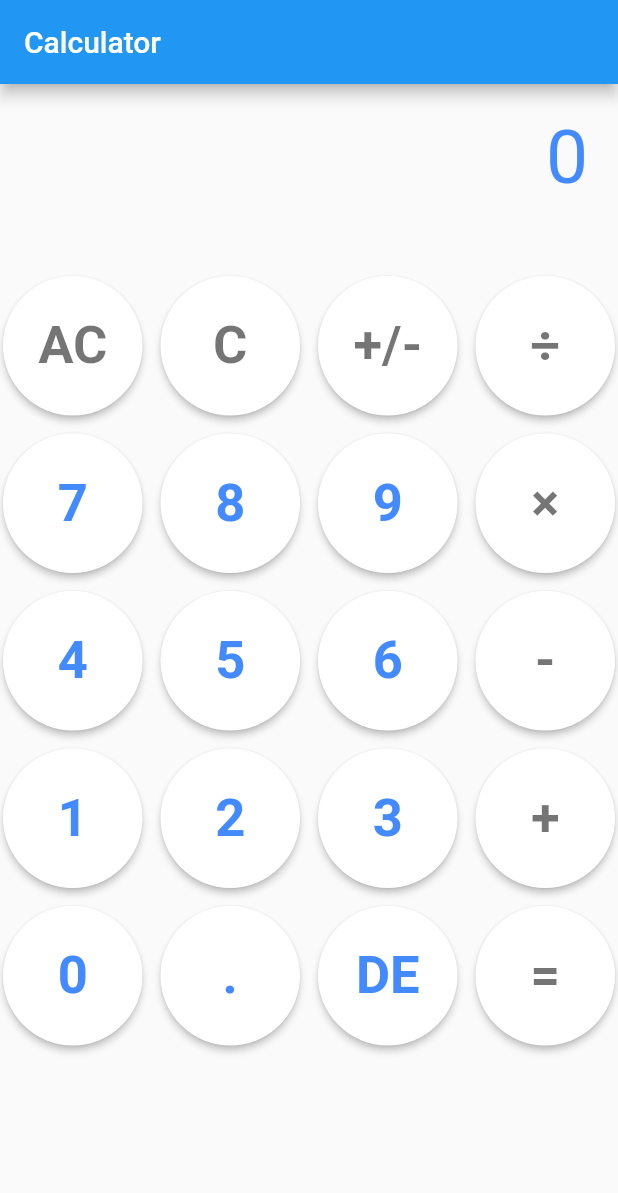
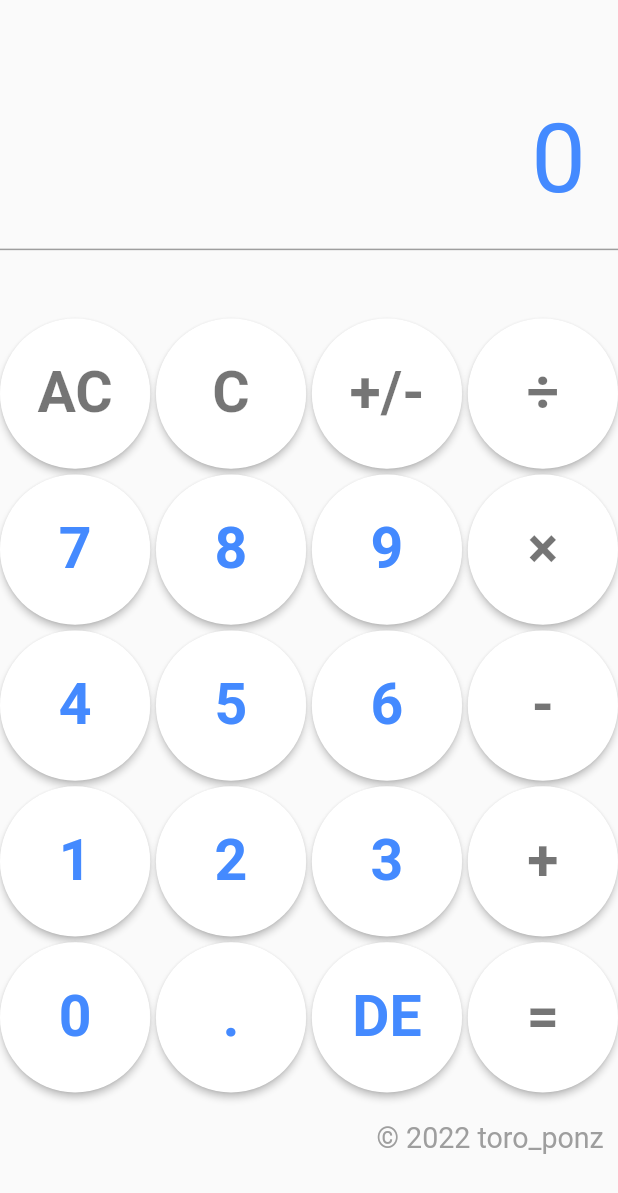
Before and after one commit to toro-ponz/flutter-calculator, a Flutter app: the screen it shows after launch, on a phone screen of 412 x 824 dp. Shown: the top 1193 px of the screen. Run offline on Flutter 3.47's test engine with Material 2 defaults, Android fonts, the light colour scheme and no system bars; our stand-ins replace flutter_screenutil; missing offline and left inert: window_size.

Commit message:
Implements responsive ui.

```diff
--- a/lib/app.dart
+++ b/lib/app.dart
@@ -1,17 +1,36 @@
 import 'package:calculator/pages/home_page.dart';
 import 'package:flutter/material.dart';
+import 'package:flutter_screenutil/flutter_screenutil.dart';
 
 class CalculatorApp extends StatelessWidget {
   const CalculatorApp({super.key});
 
   @override
   Widget build(BuildContext context) {
-    return MaterialApp(
-      title: 'Calculator',
-      theme: ThemeData(
-        primarySwatch: Colors.blue,
-      ),
-      home: const HomePage(title: 'Calculator'),
+    builder(context, child) => MaterialApp(
+          title: 'Calculator',
+          builder: (_, child) {
+            return Container(
+              color: const Color(0xFFFAFAFA),
+              child: Center(
+                child: AspectRatio(
+                  aspectRatio: 9 / 16,
+                  child: child,
+                ),
+              ),
+            );
+          },
+          theme: ThemeData(
+            primarySwatch: Colors.blue,
+          ),
+          home: const HomePage(title: 'Calculator'),
+        );
+
+    return ScreenUtilInit(
+      designSize: const Size(1080, 1920),
+      minTextAdapt: true,
+      splitScreenMode: true,
+      builder: builder,
     );
   }
 }
--- a/lib/components/accent_text_button_tile.dart
+++ b/lib/components/accent_text_button_tile.dart
@@ -5,16 +5,24 @@ class AccentTextButtonTile extends StatelessWidget {
   final Color color = Colors.blueAccent;
 
   final String title;
+  final double? fontSize;
   final VoidCallback? onPressed;
 
-  const AccentTextButtonTile({super.key, required this.title, this.onPressed});
+  const AccentTextButtonTile({
+    super.key,
+    required this.title,
+    this.fontSize,
+    this.onPressed,
+  });
 
   @override
   Widget build(BuildContext context) {
     return GridTextTile(
-        title: title,
-        color: color,
-        onPressed: onPressed,
-        key: Key('tile-$title'));
+      title: title,
+      color: color,
+      fontSize: fontSize,
+      onPressed: onPressed,
+      key: Key('tile-$title'),
+    );
   }
 }
--- a/lib/components/grid_text_tile.dart
+++ b/lib/components/grid_text_tile.dart
@@ -3,15 +3,20 @@ import 'package:flutter/material.dart';
 class GridTextTile extends StatelessWidget {
   final String title;
   final Color color;
+  final double? fontSize;
   final VoidCallback? onPressed;
 
-  const GridTextTile(
-      {super.key, required this.title, required this.color, this.onPressed});
+  const GridTextTile({
+    super.key,
+    required this.title,
+    required this.color,
+    this.fontSize,
+    this.onPressed,
+  });
 
   @override
   Widget build(BuildContext context) {
     return Container(
-        margin: const EdgeInsets.all(2.0),
       alignment: Alignment.center,
       child: GridTile(
         child: RawMaterialButton(
@@ -20,14 +25,17 @@ class GridTextTile extends StatelessWidget {
           onPressed: onPressed ?? () {},
           elevation: 2.0,
           fillColor: Colors.white,
-            padding: const EdgeInsets.all(18.0),
           shape: const CircleBorder(),
           child: Text(
             title,
             style: TextStyle(
-                  fontSize: 35, color: color, fontWeight: FontWeight.bold),
+              fontSize: fontSize,
+              color: color,
+              fontWeight: FontWeight.bold,
             ),
           ),
-        ));
+        ),
+      ),
+    );
   }
 }
--- a/lib/components/scrollable_horizontal_text.dart
+++ b/lib/components/scrollable_horizontal_text.dart
@@ -1,34 +1,48 @@
+import 'dart:ui';
+
 import 'package:flutter/material.dart';
 
 class ScrollableHorizontalText extends StatelessWidget {
   final String title;
   final Color color;
   final double? fontSize;
-  final double? paddingSize;
+  final double? horizontalPadding;
   final bool? reverse;
 
-  const ScrollableHorizontalText(
-      {super.key,
-      required this.title,
-      required this.color,
-      this.fontSize,
-      this.paddingSize,
-      this.reverse});
+  const ScrollableHorizontalText({
+    super.key,
+    required this.title,
+    required this.color,
+    this.fontSize,
+    this.horizontalPadding,
+    this.reverse,
+  });
 
   @override
   Widget build(BuildContext context) {
     return Container(
-      alignment: Alignment.topRight,
-      margin: EdgeInsets.symmetric(vertical: paddingSize ?? 0.0),
-      child: SingleChildScrollView(
+      alignment: Alignment.centerRight,
+      child: ScrollConfiguration(
+        behavior: _ScrollBehavior(),
+        child: SingleChildScrollView(
           scrollDirection: Axis.horizontal,
           reverse: reverse ?? false,
-          padding: EdgeInsets.symmetric(horizontal: paddingSize ?? 0.0),
+          padding: EdgeInsets.symmetric(horizontal: horizontalPadding ?? 0.0),
           child: Text(
             title,
             textAlign: TextAlign.right,
             style: TextStyle(fontSize: fontSize, color: color),
-          )),
+          ),
+        ),
+      ),
     );
   }
 }
+
+class _ScrollBehavior extends MaterialScrollBehavior {
+  @override
+  Set<PointerDeviceKind> get dragDevices => {
+        PointerDeviceKind.touch,
+        PointerDeviceKind.mouse,
+      };
+}
--- a/lib/components/week_text_button_tile.dart
+++ b/lib/components/week_text_button_tile.dart
@@ -5,16 +5,24 @@ class WeekTextButtonTile extends StatelessWidget {
   final Color color = Colors.black54;
 
   final String title;
+  final double? fontSize;
   final VoidCallback? onPressed;
 
-  const WeekTextButtonTile({super.key, required this.title, this.onPressed});
+  const WeekTextButtonTile({
+    super.key,
+    required this.title,
+    this.fontSize,
+    this.onPressed,
+  });
 
   @override
   Widget build(BuildContext context) {
     return GridTextTile(
-        title: title,
-        color: color,
-        onPressed: onPressed,
-        key: Key('tile-$title'));
+      title: title,
+      color: color,
+      fontSize: fontSize,
+      onPressed: onPressed,
+      key: Key('tile-$title'),
+    );
   }
 }
--- a/lib/main.dart
+++ b/lib/main.dart
@@ -8,8 +8,7 @@ void main() {
   WidgetsFlutterBinding.ensureInitialized();
 
   if (Platform.isWindows) {
-    setWindowMinSize(const Size(540, 960));
-    setWindowMaxSize(const Size(540, 960));
+    setWindowMinSize(const Size(405, 720));
   }
 
   runApp(const CalculatorApp());
--- a/lib/states/calculator_state.dart
+++ b/lib/states/calculator_state.dart
@@ -1,9 +1,11 @@
+import 'dart:math';
+
 import 'package:calculator/components/accent_text_button_tile.dart';
 import 'package:calculator/components/scrollable_horizontal_text.dart';
 import 'package:calculator/components/week_text_button_tile.dart';
 import 'package:calculator/pages/home_page.dart';
 import 'package:flutter/material.dart';
-import 'dart:math';
+import 'package:flutter_screenutil/flutter_screenutil.dart';
 
 class CalculatorState extends State<HomePage> {
   static const plusOperator = '+';
@@ -124,7 +126,7 @@ class CalculatorState extends State<HomePage> {
     });
   }
 
-  double _roundDouble(double value, int places){
+  double _roundDouble(double value, int places) {
     num mod = pow(10.0, places);
     return ((value * mod).round().toDouble() / mod);
   }
@@ -205,113 +207,187 @@ class CalculatorState extends State<HomePage> {
 
   @override
   Widget build(BuildContext context) {
+    ScreenUtil.init(
+      context,
+      designSize: const Size(1080, 1920),
+      minTextAdapt: true,
+    );
+
     return Scaffold(
-      appBar: AppBar(
-        title: Text(widget.title),
-      ),
-      body: SingleChildScrollView(
-        child: Column(
+      body: Column(
         mainAxisAlignment: MainAxisAlignment.start,
         crossAxisAlignment: CrossAxisAlignment.stretch,
         children: <Widget>[
-            ScrollableHorizontalText(
+          Expanded(
+            child: ScrollableHorizontalText(
               title: _displayText,
               color: Colors.blueAccent,
-              fontSize: 50,
-              paddingSize: 20.0,
+              fontSize: 170.sp,
+              horizontalPadding: 50.h,
               reverse: true,
             ),
-            ScrollableHorizontalText(
+          ),
+          const Divider(
+            height: 1,
+            thickness: 1,
+            color: Colors.grey,
+          ),
+          Container(
+            margin: EdgeInsets.symmetric(vertical: 15.h),
+            child: ScrollableHorizontalText(
               title: _message,
               color: Colors.redAccent,
-                paddingSize: 2.0,
-                fontSize: 20),
+              fontSize: 50.sp,
+              horizontalPadding: 25.w,
+            ),
+          ),
           GridView.count(
+            padding: EdgeInsets.symmetric(vertical: 25.h),
             crossAxisCount: 4,
-              crossAxisSpacing: 8.0,
-              mainAxisSpacing: 8.0,
+            crossAxisSpacing: 10.w,
+            mainAxisSpacing: 10.w,
             shrinkWrap: true,
             children: [
-                WeekTextButtonTile(title: 'AC', onPressed: _allClear),
-                WeekTextButtonTile(title: 'C', onPressed: _clear),
-                WeekTextButtonTile(title: '+/-', onPressed: _toggleSign),
+              WeekTextButtonTile(
+                title: 'AC',
+                fontSize: 100.sp,
+                onPressed: _allClear,
+              ),
+              WeekTextButtonTile(
+                title: 'C',
+                fontSize: 100.sp,
+                onPressed: _clear,
+              ),
+              WeekTextButtonTile(
+                title: '+/-',
+                fontSize: 100.sp,
+                onPressed: _toggleSign,
+              ),
               WeekTextButtonTile(
                 title: '÷',
+                fontSize: 100.sp,
                 onPressed: () {
                   _addOperator(divideOperator);
-                    }),
+                },
+              ),
               AccentTextButtonTile(
                 title: '7',
+                fontSize: 100.sp,
                 onPressed: () {
                   _addNumber(7);
-                    }),
+                },
+              ),
               AccentTextButtonTile(
                 title: '8',
+                fontSize: 100.sp,
                 onPressed: () {
                   _addNumber(8);
-                    }),
+                },
+              ),
               AccentTextButtonTile(
                 title: '9',
+                fontSize: 100.sp,
                 onPressed: () {
                   _addNumber(9);
-                    }),
+                },
+              ),
               WeekTextButtonTile(
                 title: '×',
+                fontSize: 100.sp,
                 onPressed: () {
                   _addOperator(multiOperator);
-                    }),
+                },
+              ),
               AccentTextButtonTile(
                 title: '4',
+                fontSize: 100.sp,
                 onPressed: () {
                   _addNumber(4);
-                    }),
+                },
+              ),
               AccentTextButtonTile(
                 title: '5',
+                fontSize: 100.sp,
                 onPressed: () {
                   _addNumber(5);
-                    }),
+                },
+              ),
               AccentTextButtonTile(
                 title: '6',
+                fontSize: 100.sp,
                 onPressed: () {
                   _addNumber(6);
-                    }),
+                },
+              ),
               WeekTextButtonTile(
                 title: '-',
+                fontSize: 100.sp,
                 onPressed: () {
                   _addOperator(minusOperator);
-                    }),
+                },
+              ),
               AccentTextButtonTile(
                 title: '1',
+                fontSize: 100.sp,
                 onPressed: () {
                   _addNumber(1);
-                    }),
+                },
+              ),
               AccentTextButtonTile(
                 title: '2',
+                fontSize: 100.sp,
                 onPressed: () {
                   _addNumber(2);
-                    }),
+                },
+              ),
               AccentTextButtonTile(
                 title: '3',
+                fontSize: 100.sp,
                 onPressed: () {
                   _addNumber(3);
-                    }),
+                },
+              ),
               WeekTextButtonTile(
                 title: '+',
+                fontSize: 100.sp,
                 onPressed: () {
                   _addOperator(plusOperator);
-                    }),
+                },
+              ),
               AccentTextButtonTile(
                 title: '0',
+                fontSize: 100.sp,
                 onPressed: () {
                   _addNumber(0);
-                    }),
-                AccentTextButtonTile(title: '.', onPressed: _addDecimalPoint),
-                AccentTextButtonTile(title: 'DE', onPressed: _backspace),
-                WeekTextButtonTile(title: '=', onPressed: _calculate),
-              ],
-            )
+                },
+              ),
+              AccentTextButtonTile(
+                title: '.',
+                fontSize: 100.sp,
+                onPressed: _addDecimalPoint,
+              ),
+              AccentTextButtonTile(
+                title: 'DE',
+                fontSize: 100.sp,
+                onPressed: _backspace,
+              ),
+              WeekTextButtonTile(
+                title: '=',
+                fontSize: 100.sp,
+                onPressed: _calculate,
+              ),
             ],
           ),
+          Container(
+            margin: EdgeInsets.symmetric(vertical: 20.h),
+            child: ScrollableHorizontalText(
+              title: '© 2022 toro_ponz',
+              color: Colors.grey,
+              fontSize: 50.sp,
+              horizontalPadding: 25.w,
+            ),
+          ),
+        ],
       ),
     );
   }
--- a/pubspec.yaml
+++ b/pubspec.yaml
@@ -39,6 +39,7 @@ dependencies:
   # The following adds the Cupertino Icons font to your application.
   # Use with the CupertinoIcons class for iOS style icons.
   cupertino_icons: ^1.0.2
+  flutter_screenutil: ^5.5.4
 
 dev_dependencies:
   flutter_test:
```
Also changed, not shown: pubspec.lock, 2 other files. Lines whose indentation alone changed are shown as unchanged.
